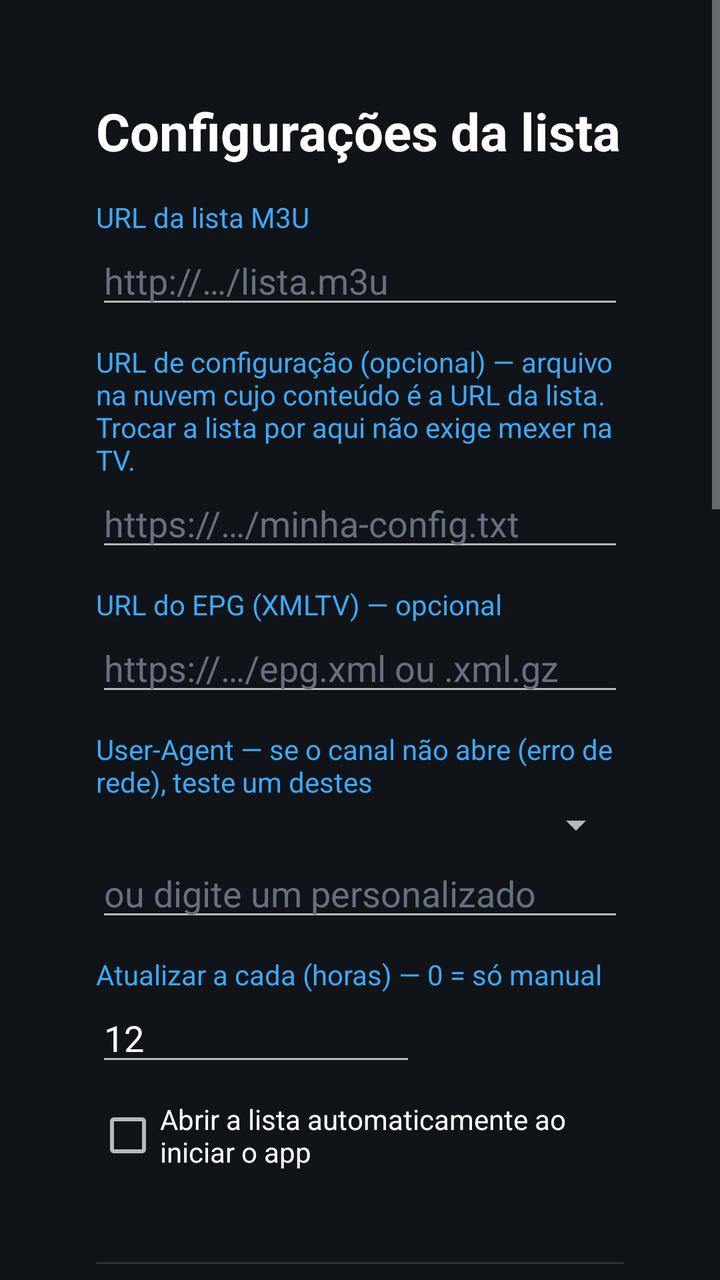
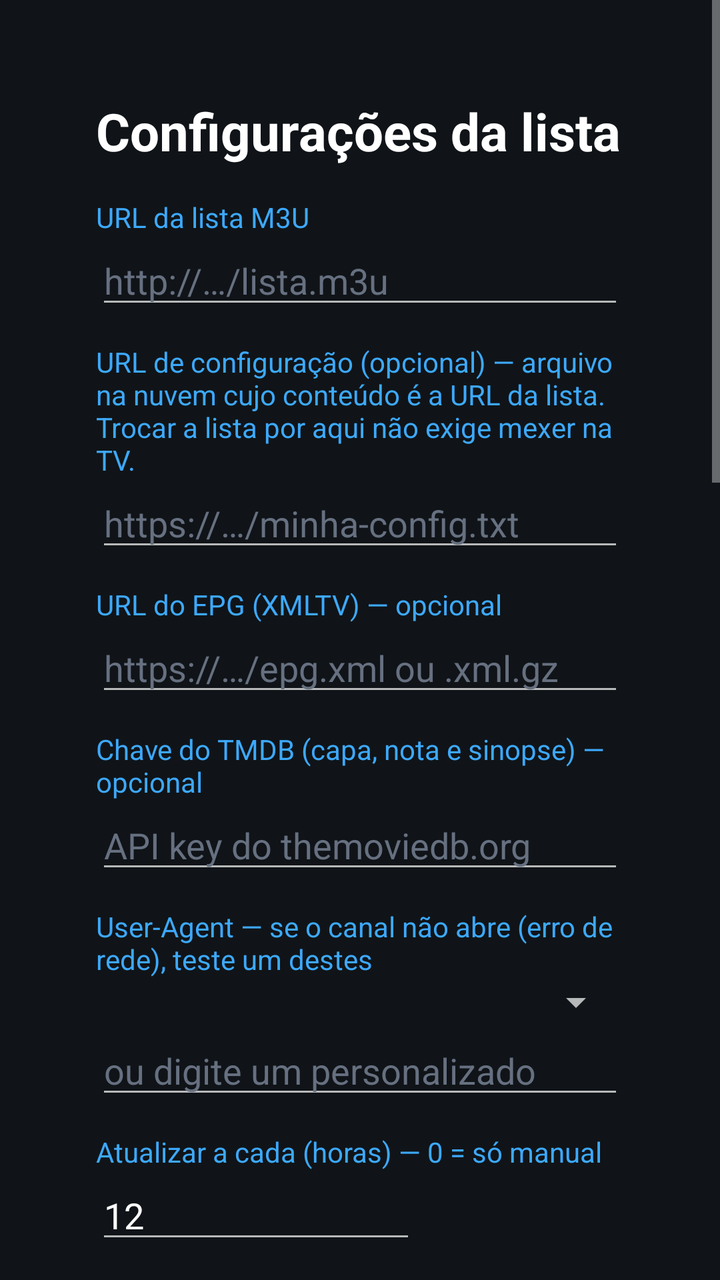

Screens rendered from an Android XML layout before and after an edit, with the pre-edit source and the edit as a unified diff.
<!-- AndroidManifest.xml: activity theme Theme.Player -->
<!-- res/layout/activity_settings.xml -->
<?xml version="1.0" encoding="utf-8"?>
<ScrollView xmlns:android="http://schemas.android.com/apk/res/android"
    android:layout_width="match_parent"
    android:layout_height="match_parent"
    android:background="#101418"
    android:fillViewport="true">

    <LinearLayout
        android:layout_width="match_parent"
        android:layout_height="wrap_content"
        android:orientation="vertical"
        android:padding="48dp">

        <TextView
            android:layout_width="wrap_content"
            android:layout_height="wrap_content"
            android:text="Configurações da lista"
            android:textColor="#FFFFFF"
            android:textSize="26sp"
            android:textStyle="bold" />

        <TextView
            android:layout_width="wrap_content"
            android:layout_height="wrap_content"
            android:layout_marginTop="16dp"
            android:text="URL da lista M3U"
            android:textColor="#3DA9FC" />

        <EditText
            android:id="@+id/set_url"
            android:layout_width="match_parent"
            android:layout_height="wrap_content"
            android:hint="http://…/lista.m3u"
            android:inputType="textUri"
            android:singleLine="true"
            android:textColor="#FFFFFF"
            android:textColorHint="#667080" />

        <TextView
            android:layout_width="wrap_content"
            android:layout_height="wrap_content"
            android:layout_marginTop="12dp"
            android:text="URL de configuração (opcional) — arquivo na nuvem cujo conteúdo é a URL da lista. Trocar a lista por aqui não exige mexer na TV."
            android:textColor="#3DA9FC" />

        <EditText
            android:id="@+id/set_config"
            android:layout_width="match_parent"
            android:layout_height="wrap_content"
            android:hint="https://…/minha-config.txt"
            android:inputType="textUri"
            android:singleLine="true"
            android:textColor="#FFFFFF"
            android:textColorHint="#667080" />

        <TextView
            android:layout_width="wrap_content"
            android:layout_height="wrap_content"
            android:layout_marginTop="12dp"
            android:text="URL do EPG (XMLTV) — opcional"
            android:textColor="#3DA9FC" />

        <EditText
            android:id="@+id/set_epg"
            android:layout_width="match_parent"
            android:layout_height="wrap_content"
            android:hint="https://…/epg.xml ou .xml.gz"
            android:inputType="textUri"
            android:singleLine="true"
            android:textColor="#FFFFFF"
            android:textColorHint="#667080" />

        <TextView
            android:layout_width="wrap_content"
            android:layout_height="wrap_content"
            android:layout_marginTop="12dp"
            android:text="User-Agent — se o canal não abre (erro de rede), teste um destes"
            android:textColor="#3DA9FC" />

        <Spinner
            android:id="@+id/set_ua_preset"
            android:layout_width="match_parent"
            android:layout_height="wrap_content" />

        <EditText
            android:id="@+id/set_ua"
            android:layout_width="match_parent"
            android:layout_height="wrap_content"
            android:hint="ou digite um personalizado"
            android:inputType="text"
            android:singleLine="true"
            android:textColor="#FFFFFF"
            android:textColorHint="#667080" />

        <TextView
            android:layout_width="wrap_content"
            android:layout_height="wrap_content"
            android:layout_marginTop="12dp"
            android:text="Atualizar a cada (horas) — 0 = só manual"
            android:textColor="#3DA9FC" />

        <EditText
            android:id="@+id/set_refresh"
            android:layout_width="160dp"
            android:layout_height="wrap_content"
            android:inputType="number"
            android:singleLine="true"
            android:text="12"
            android:textColor="#FFFFFF" />

        <CheckBox
            android:id="@+id/set_auto"
            android:layout_width="wrap_content"
            android:layout_height="wrap_content"
            android:layout_marginTop="12dp"
            android:text="Abrir a lista automaticamente ao iniciar o app"
            android:textColor="#FFFFFF" />

        <TextView
            android:id="@+id/set_info"
            android:layout_width="wrap_content"
            android:layout_height="wrap_content"
            android:layout_marginTop="8dp"
            android:textColor="#9AA4AE"
            android:textSize="13sp" />

        <View
            android:layout_width="match_parent"
            android:layout_height="1dp"
            android:layout_marginTop="20dp"
            android:background="#2A323A" />

        <TextView
            android:layout_width="wrap_content"
            android:layout_height="wrap_content"
            android:layout_marginTop="16dp"
            android:text="Preferências do player"
            android:textColor="#FFFFFF"
            android:textSize="20sp"
            android:textStyle="bold" />

        <TextView android:layout_width="wrap_content" android:layout_height="wrap_content"
            android:layout_marginTop="12dp" android:text="Áudio preferido (dublado/original)" android:textColor="#3DA9FC" />
        <Spinner android:id="@+id/set_audio_lang" android:layout_width="match_parent" android:layout_height="wrap_content" />

        <TextView android:layout_width="wrap_content" android:layout_height="wrap_content"
            android:layout_marginTop="12dp" android:text="Legenda preferida" android:textColor="#3DA9FC" />
        <Spinner android:id="@+id/set_sub_lang" android:layout_width="match_parent" android:layout_height="wrap_content" />

        <TextView android:layout_width="wrap_content" android:layout_height="wrap_content"
            android:layout_marginTop="12dp" android:text="Tamanho da legenda" android:textColor="#3DA9FC" />
        <Spinner android:id="@+id/set_sub_size" android:layout_width="match_parent" android:layout_height="wrap_content" />

        <TextView android:layout_width="wrap_content" android:layout_height="wrap_content"
            android:layout_marginTop="12dp" android:text="Aspecto padrão" android:textColor="#3DA9FC" />
        <Spinner android:id="@+id/set_aspect" android:layout_width="match_parent" android:layout_height="wrap_content" />

        <TextView android:layout_width="wrap_content" android:layout_height="wrap_content"
            android:layout_marginTop="12dp" android:text="Qualidade da conexão (início mais alto)" android:textColor="#3DA9FC" />
        <Spinner android:id="@+id/set_conn" android:layout_width="match_parent" android:layout_height="wrap_content" />

        <CheckBox android:id="@+id/set_force_max" android:layout_width="wrap_content" android:layout_height="wrap_content"
            android:layout_marginTop="12dp" android:text="Travar sempre na máxima qualidade" android:textColor="#FFFFFF" />
        <CheckBox android:id="@+id/set_resume" android:layout_width="wrap_content" android:layout_height="wrap_content"
            android:text="Continuar de onde parou" android:textColor="#FFFFFF" />
        <CheckBox android:id="@+id/set_retry" android:layout_width="wrap_content" android:layout_height="wrap_content"
            android:text="Reconectar automaticamente em falha" android:textColor="#FFFFFF" />

        <View
            android:layout_width="match_parent"
            android:layout_height="1dp"
            android:layout_marginTop="20dp"
            android:background="#2A323A" />

        <TextView
            android:layout_width="wrap_content" android:layout_height="wrap_content"
            android:layout_marginTop="16dp" android:text="Aparência e atualização"
            android:textColor="#FFFFFF" android:textSize="20sp" android:textStyle="bold" />

        <TextView android:layout_width="wrap_content" android:layout_height="wrap_content"
            android:layout_marginTop="12dp" android:text="Papel de parede" android:textColor="#3DA9FC" />
        <Spinner android:id="@+id/set_wallpaper" android:layout_width="match_parent" android:layout_height="wrap_content" />

        <EditText android:id="@+id/set_wallpaper_url" android:layout_width="match_parent" android:layout_height="wrap_content"
            android:hint="URL de imagem (ex.: Unsplash) — só para 'Imagem personalizada'"
            android:inputType="textUri" android:singleLine="true"
            android:textColor="#FFFFFF" android:textColorHint="#667080" />

        <CheckBox android:id="@+id/set_auto_update" android:layout_width="wrap_content" android:layout_height="wrap_content"
            android:layout_marginTop="12dp" android:text="Buscar atualização ao abrir o app" android:textColor="#FFFFFF" />

        <Button android:id="@+id/set_check_update" android:layout_width="wrap_content" android:layout_height="wrap_content"
            android:layout_marginTop="8dp" android:text="Buscar atualização agora" />

        <LinearLayout
            android:layout_width="match_parent"
            android:layout_height="wrap_content"
            android:layout_marginTop="20dp"
            android:orientation="horizontal">

            <Button
                android:id="@+id/set_save"
                android:layout_width="wrap_content"
                android:layout_height="wrap_content"
                android:text="Salvar" />

            <Button
                android:id="@+id/set_load_now"
                android:layout_width="wrap_content"
                android:layout_height="wrap_content"
                android:layout_marginStart="12dp"
                android:text="Carregar agora" />

            <Button
                android:id="@+id/set_clear_cache"
                android:layout_width="wrap_content"
                android:layout_height="wrap_content"
                android:layout_marginStart="12dp"
                android:text="Limpar cache" />
        </LinearLayout>
    </LinearLayout>
</ScrollView>
<!-- resources referenced by this layout -->
<resources>
  <style name="Theme.Player" parent="Theme.AppCompat.NoActionBar">
          <item name="android:windowNoTitle">true</item>
          <item name="android:windowFullscreen">true</item>
          <item name="android:windowBackground">@android:color/black</item>
      </style>
</resources>

<!-- the commit's change to res/layout/activity_settings.xml (unified diff, before → after) -->
@@ -66,6 +66,23 @@
             android:layout_height="wrap_content"
             android:hint="https://…/epg.xml ou .xml.gz"
             android:inputType="textUri"
+            android:singleLine="true"
+            android:textColor="#FFFFFF"
+            android:textColorHint="#667080" />
+
+        <TextView
+            android:layout_width="wrap_content"
+            android:layout_height="wrap_content"
+            android:layout_marginTop="12dp"
+            android:text="Chave do TMDB (capa, nota e sinopse) — opcional"
+            android:textColor="#3DA9FC" />
+
+        <EditText
+            android:id="@+id/set_tmdb"
+            android:layout_width="match_parent"
+            android:layout_height="wrap_content"
+            android:hint="API key do themoviedb.org"
+            android:inputType="text"
             android:singleLine="true"
             android:textColor="#FFFFFF"
             android:textColorHint="#667080" />
